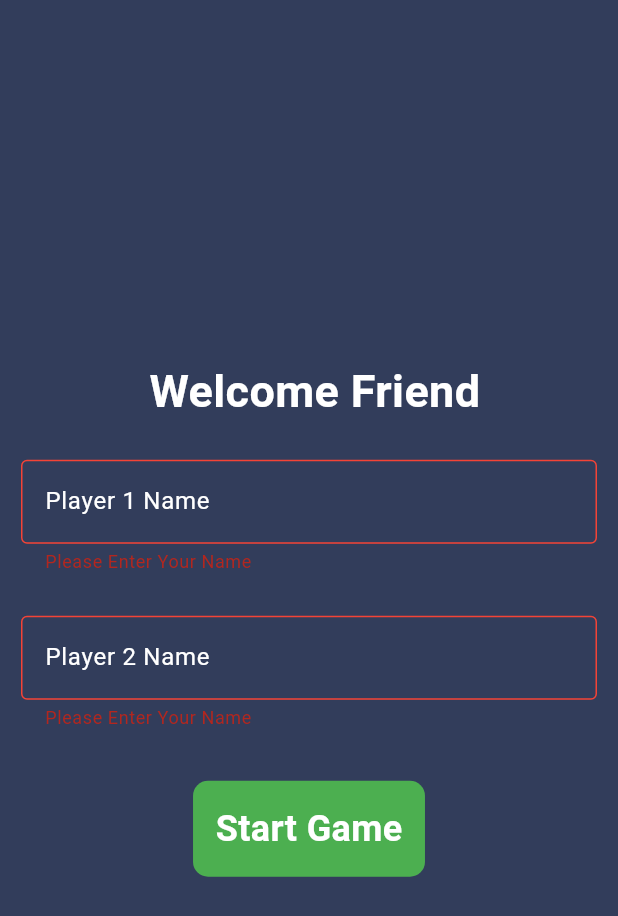
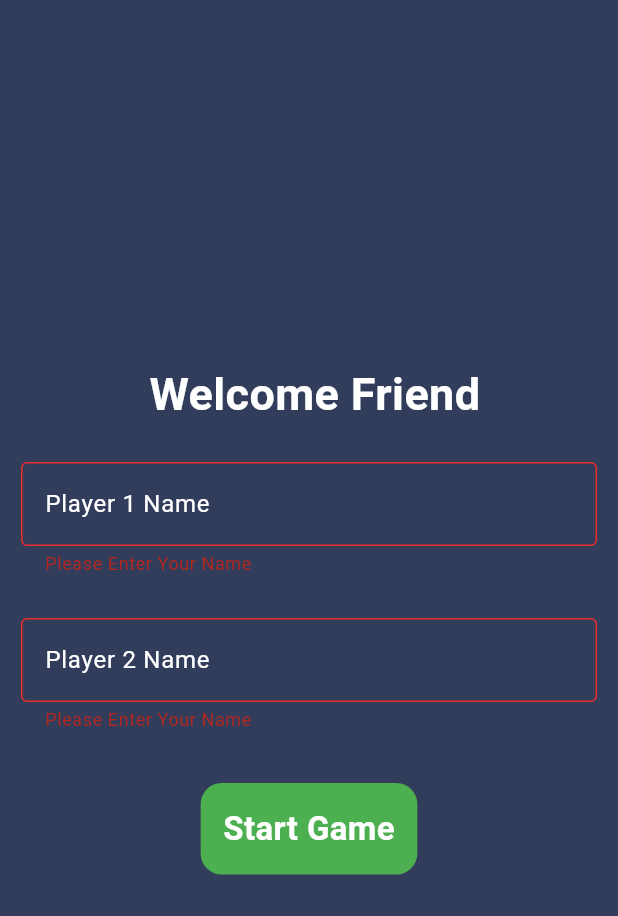
Before and after one commit to Mahmoud4456/tic-tec-tia, a Flutter app: the screen it shows after launch, after a tap on "Start Game", on a phone screen of 412 x 824 dp. Shown: the top 916 px of the screen. Run offline on Flutter 3.47's test engine with Material 3 defaults, Android fonts, the phone set to English and light mode, and no system bars; our stand-ins replace awesome_dialog.

Commit message:
Refact the Code

```diff
--- a/lib/view/game_view.dart
+++ b/lib/view/game_view.dart
@@ -1,8 +1,10 @@
 import 'package:awesome_dialog/awesome_dialog.dart';
 import 'package:flutter/material.dart';
+import 'package:xo/view/widget/custom_buttom.dart';
 
 class GameView extends StatefulWidget {
   const GameView({super.key, required this.player1, required this.player2});
+
   final String player1;
   final String player2;
 
@@ -138,15 +140,13 @@ class _GameViewState extends State<GameView> {
               ),
               margin: const EdgeInsets.all(5),
               child: GridView.builder(
-                padding:const EdgeInsets.only( top: 15, right: 10 ,left: 10 , bottom: 10),
+                padding: const EdgeInsets.only(
+                    top: 15, right: 10, left: 10, bottom: 10),
                 itemCount: 9,
                 shrinkWrap: true,
                 physics: const NeverScrollableScrollPhysics(),
                 gridDelegate: const SliverGridDelegateWithFixedCrossAxisCount(
-                  crossAxisSpacing: 5,
-                    mainAxisSpacing: 5,
-                    crossAxisCount: 3
-                ),
+                    crossAxisSpacing: 5, mainAxisSpacing: 5, crossAxisCount: 3),
                 itemBuilder: (context, index) {
                   int row = index ~/ 3;
                   int col = index % 3;
@@ -176,50 +176,24 @@ class _GameViewState extends State<GameView> {
                 },
               ),
             ),
-          const SizedBox(height: 15,),
-           Row(
-             mainAxisAlignment: MainAxisAlignment.center,
-               children :
-               [
-                 InkWell(
-                   onTap: resetGame,
-                   child: Container(
-                     padding:const EdgeInsets.all(15),
-                     decoration: BoxDecoration(
-                       color: Colors.green,
-                       borderRadius: BorderRadius.circular(14),
+            const SizedBox(
+              height: 15,
             ),
-                     child: const Text("Reset" , style: TextStyle(
-                       color: Colors.white,
-                       fontSize: 22,
-                     fontWeight: FontWeight.bold
-                     ),
-                     ),
-                   ),
+            Row(mainAxisAlignment: MainAxisAlignment.center, children: [
+              CustomButtom(
+                onTap: () => resetGame,
+                text: "Reset",
               ),
               const SizedBox(
-                   width: 5,
+                width: 30,
               ),
-                 InkWell(
-                   onTap:() {
+              CustomButtom(
+                text: 'Main',
+                onTap: () {
                   Navigator.pop(context);
                 },
-                   child: Container(
-                     padding: const EdgeInsets.all(15),
-                     decoration: BoxDecoration(
-                       color: Colors.green,
-                       borderRadius: BorderRadius.circular(14),
               ),
-                     child: const Text("Main" , style: TextStyle(
-                         color: Colors.white,
-                         fontSize: 22,
-                         fontWeight: FontWeight.bold
-                     ),
-                     ),
-                   ),
-                 ),
-               ]
-           ),
+            ]),
           ],
         ),
       ),
--- /dev/null
+++ b/lib/view/widget/custom_buttom.dart
@@ -0,0 +1,31 @@
+import 'package:flutter/material.dart';
+
+class CustomButtom extends StatelessWidget {
+  const CustomButtom({
+    required this.onTap,
+    super.key, required this.text,
+  });
+
+  final void Function() onTap ;
+  final String text ;
+
+  @override
+  Widget build(BuildContext context) {
+    return InkWell(
+      onTap: onTap,
+      child: Container(
+        padding: const EdgeInsets.all(15),
+        decoration: BoxDecoration(
+          color: Colors.green,
+          borderRadius: BorderRadius.circular(14),
+        ),
+        child: Text(text , style: const TextStyle(
+            color: Colors.white,
+            fontSize: 22,
+            fontWeight: FontWeight.bold
+        ),
+        ),
+      ),
+    );
+  }
+}
--- /dev/null
+++ b/lib/view/widget/custom_form_field.dart
@@ -0,0 +1,42 @@
+import 'package:flutter/material.dart';
+
+class CustomFormField extends StatelessWidget {
+  const CustomFormField({
+    super.key,
+    required this.controllerPlayer, required this.label,// required this.validator,
+  });
+
+  final String label ;
+  // final String? Function(String?) validator ;
+  final TextEditingController controllerPlayer;
+
+  @override
+  Widget build(BuildContext context) {
+    return TextFormField(
+      validator: (value) {
+        if (value == null || value.isEmpty) {
+          return "Please Enter Your Name";
+        }
+        return null;
+      },
+      controller: controllerPlayer,
+      style: const TextStyle(color: Colors.white),
+      decoration: InputDecoration(
+        labelText: label,
+        labelStyle: const TextStyle(color: Colors.white),
+         focusedBorder: border( const Color(0xD28974FF)),
+        enabledBorder: border( const Color(0xD28974FF)),
+        errorBorder: border( const Color(0xF4F52B2B)),
+        focusedErrorBorder: border( const Color(0xF4F51A1A)),
+      ),
+    );
+  }
+
+  OutlineInputBorder border(Color color) {
+    return  OutlineInputBorder(
+        borderSide: BorderSide(
+          color: color,
+        ),
+      );
+  }
+}
--- a/lib/view/widget/home_view_body.dart
+++ b/lib/view/widget/home_view_body.dart
@@ -1,6 +1,7 @@
 import 'package:flutter/material.dart';
-
+import 'package:xo/view/widget/custom_buttom.dart';
 import '../game_view.dart';
+import 'custom_form_field.dart';
 
 class HomeViewBody extends StatefulWidget {
   const HomeViewBody({super.key});
@@ -31,83 +32,16 @@ class _HomeViewBodyState extends State<HomeViewBody> {
           ),
           Padding(
             padding: const EdgeInsets.all(14.0),
-            child: TextFormField(
-              validator: (value) {
-                if (value == null || value.isEmpty) {
-                  return "Please Enter Your Name";
-                }
-                return null;
-              },
-              controller: controllerPlayer1,
-              style: const TextStyle(color: Colors.white),
-              decoration: const InputDecoration(
-                labelText: "Player 1 Name",
-                labelStyle: TextStyle(color: Colors.white),
-                focusedBorder: OutlineInputBorder(
-                  borderSide: BorderSide(
-                    color: Color(0xD28974FF),
-                  ),
-                ),
-                enabledBorder: OutlineInputBorder(
-                  borderSide: BorderSide(
-                    color: Color(0xD28974FF),
-                  ),
-                ),
-                errorBorder: OutlineInputBorder(
-                  borderSide: BorderSide(
-                    color: Colors.red,
-                  ),
-                ),
-                focusedErrorBorder: OutlineInputBorder(
-                  borderSide: BorderSide(
-                    color: Colors.red,
-                  ),
-                ),
-              ),
-            ),
+            child: CustomFormField(controllerPlayer: controllerPlayer1 , label: "Player 1 Name",),
           ),
           Padding(
             padding: const EdgeInsets.all(14.0),
-            child: TextFormField(
-              validator: (value) {
-                if (value == null || value.isEmpty) {
-                  return "Please Enter Your Name";
-                }
-                return null;
-              },
-              controller: controllerPlayer2,
-              style: const TextStyle(color: Colors.white),
-              decoration: const InputDecoration(
-                labelText: "Player 2 Name",
-                labelStyle: TextStyle(color: Colors.white),
-                focusedBorder: OutlineInputBorder(
-                  borderSide: BorderSide(
-                    color: Color(0xD28974FF),
-                  ),
-                ),
-                enabledBorder: OutlineInputBorder(
-                  borderSide: BorderSide(
-                    color: Color(0xD28974FF),
-                  ),
-                ),
-                errorBorder: OutlineInputBorder(
-                  borderSide: BorderSide(
-                    color: Colors.red,
-                  ),
-                ),
-                focusedErrorBorder: OutlineInputBorder(
-                  borderSide: BorderSide(
-                    color: Colors.red,
-                  ),
-                ),
-              ),
-            ),
+            child: CustomFormField(controllerPlayer: controllerPlayer2, label: "Player 2 Name"),
           ),
           const SizedBox(
             height: 20,
           ),
-          InkWell(
-            onTap: () {
+          CustomButtom(onTap: (){
             if (formKey.currentState!.validate()) {
               Navigator.push(
                 context,
@@ -117,21 +51,7 @@ class _HomeViewBodyState extends State<HomeViewBody> {
                 )),
               );
             }
-            },
-            child: Container(
-              decoration: BoxDecoration(
-                  borderRadius: BorderRadius.circular(10), color: Colors.green),
-              padding: const EdgeInsets.all(15),
-              child: const Text(
-                "Start Game",
-                style: TextStyle(
-                  fontSize: 24,
-                  fontWeight: FontWeight.bold,
-                  color: Colors.white,
-                ),
-              ),
-            ),
-          ),
+          }, text: "Start Game"),
         ],
       ),
     );
```
Lines whose indentation alone changed are shown as unchanged.
